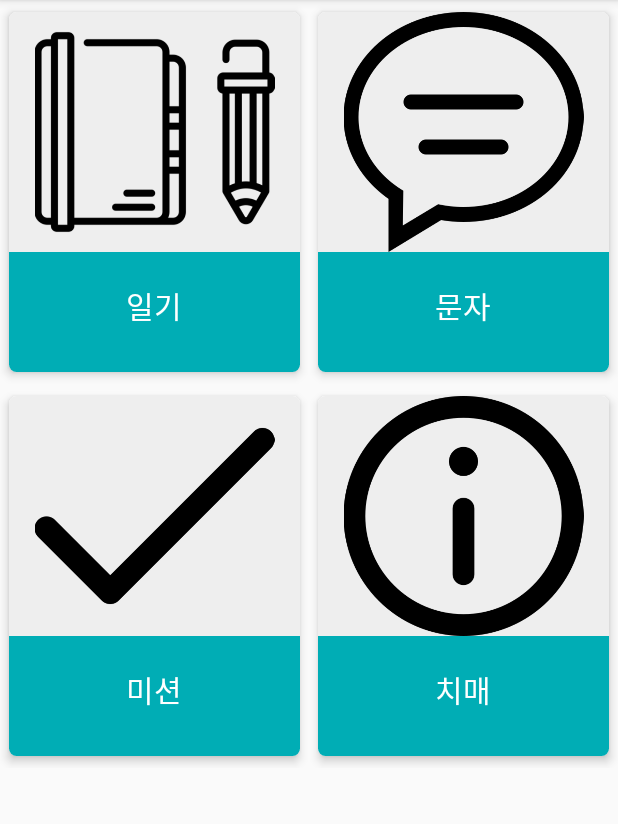
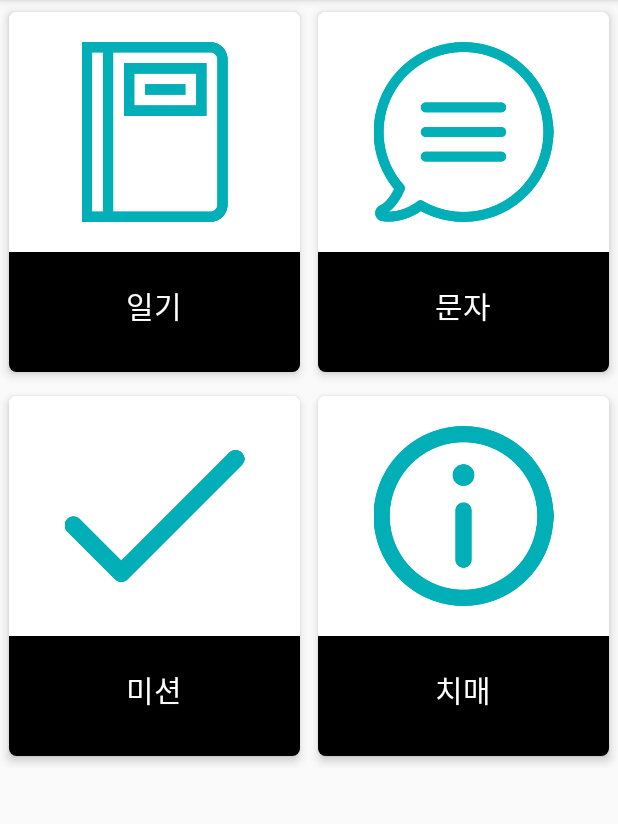
Before and after one commit to songandhong/Remember_Hi, an Android app: the screen it shows after launch once a user with an empty profile is signed in (MainActivity), on a phone screen of 412 x 824 dp, the part 84-908 px from its top. Run offline under Robolectric (Android 15) with nearby library versions, the phone set to English and light mode, and no system bars; our stand-ins replace Firebase (no records; nobody signed in at launch, a user with empty details on screens opened directly).

Commit message:
아이콘 색상 변경

```diff
--- a/app/src/main/res/layout/item_recycler_view_main.xml
+++ b/app/src/main/res/layout/item_recycler_view_main.xml
@@ -17,7 +17,8 @@
             android:layout_width="match_parent"
             android:layout_height="240dp">
             <ImageView
-                android:background="@color/mainGray"
+                android:padding="20dp"
+                android:background="@android:color/white"
                 android:id="@+id/item_main_image_image"
                 android:scaleType="fitCenter"
                 android:layout_width="match_parent"
@@ -26,7 +27,7 @@
                 android:layout_width="match_parent"
                 android:layout_height="80dp"
                 android:layout_gravity="bottom"
-                android:background="@color/main"
+                android:background="@android:color/black"
                 android:orientation="vertical">
                 <TextView
                     android:id="@+id/item_main_list_text"
```
Also changed, not shown: app/src/main/res/drawable/icon1.png, app/src/main/res/drawable/icon2.png, app/src/main/res/drawable/icon3.png, app/src/main/res/drawable/icon4.png.
